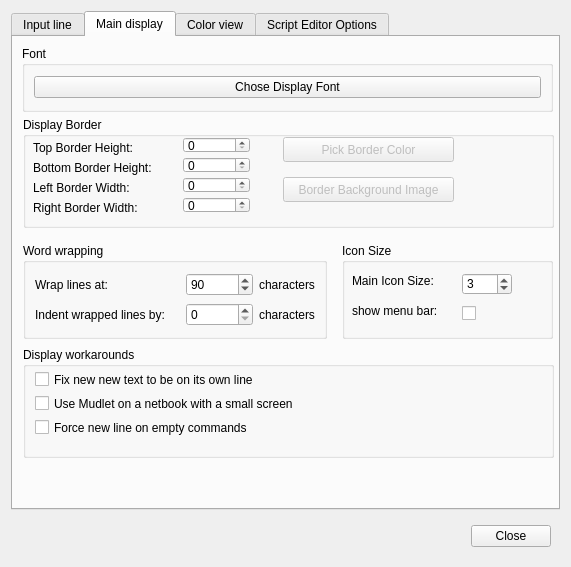
Before: the Qt Designer form src/ui/profile_preferences.ui in Mudlet/Mudlet, drawn with Qt 5.
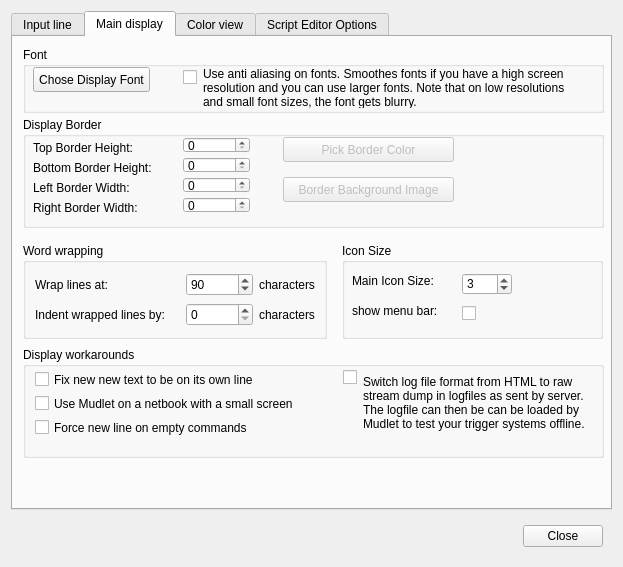
After: the same form once the commit is applied. Icons and pictures are not drawn.

The edit to the form file:
```diff
--- a/src/ui/profile_preferences.ui
+++ b/src/ui/profile_preferences.ui
@@ -6,7 +6,7 @@
    <rect>
     <x>0</x>
     <y>0</y>
-    <width>571</width>
+    <width>623</width>
     <height>567</height>
    </rect>
   </property>
@@ -252,24 +252,60 @@
       <widget class="QGroupBox" name="groupBox_6">
        <property name="geometry">
         <rect>
-         <x>9</x>
-         <y>9</y>
-         <width>531</width>
+         <x>10</x>
+         <y>10</y>
+         <width>581</width>
          <height>66</height>
         </rect>
        </property>
        <property name="title">
         <string>Font</string>
        </property>
-       <layout class="QGridLayout" name="gridLayout_15">
-        <item row="0" column="0">
-         <widget class="QPushButton" name="pushButton_display_font">
-          <property name="text">
-           <string>Chose Display Font</string>
-          </property>
-         </widget>
-        </item>
-       </layout>
+       <widget class="QPushButton" name="pushButton_display_font">
+        <property name="geometry">
+         <rect>
+          <x>10</x>
+          <y>20</y>
+          <width>117</width>
+          <height>25</height>
+         </rect>
+        </property>
+        <property name="text">
+         <string>Chose Display Font</string>
+        </property>
+       </widget>
+       <widget class="QCheckBox" name="mNoAntiAlias">
+        <property name="geometry">
+         <rect>
+          <x>160</x>
+          <y>20</y>
+          <width>16</width>
+          <height>21</height>
+         </rect>
+        </property>
+        <property name="text">
+         <string/>
+        </property>
+       </widget>
+       <widget class="QLabel" name="label_32">
+        <property name="geometry">
+         <rect>
+          <x>180</x>
+          <y>20</y>
+          <width>381</width>
+          <height>41</height>
+         </rect>
+        </property>
+        <property name="text">
+         <string>Use anti aliasing on fonts. Smoothes fonts if you have a high screen resolution and you can use larger fonts. Note that on low resolutions and small font sizes, the font gets blurry. </string>
+        </property>
+        <property name="scaledContents">
+         <bool>true</bool>
+        </property>
+        <property name="wordWrap">
+         <bool>true</bool>
+        </property>
+       </widget>
       </widget>
       <widget class="QGroupBox" name="groupBox_10">
        <property name="geometry">
@@ -369,7 +405,7 @@
         <rect>
          <x>10</x>
          <y>310</y>
-         <width>531</width>
+         <width>581</width>
          <height>111</height>
         </rect>
        </property>
@@ -381,7 +417,7 @@
          <rect>
           <x>12</x>
           <y>22</y>
-          <width>509</width>
+          <width>251</width>
           <height>21</height>
          </rect>
         </property>
@@ -399,7 +435,7 @@
          <rect>
           <x>12</x>
           <y>46</y>
-          <width>509</width>
+          <width>281</width>
           <height>21</height>
          </rect>
         </property>
@@ -416,7 +452,7 @@
          <rect>
           <x>12</x>
           <y>70</y>
-          <width>491</width>
+          <width>231</width>
           <height>21</height>
          </rect>
         </property>
@@ -428,13 +464,45 @@
          <string>Force new line on empty commands</string>
         </property>
        </widget>
+       <widget class="QCheckBox" name="mRawStreamDump">
+        <property name="geometry">
+         <rect>
+          <x>320</x>
+          <y>20</y>
+          <width>16</width>
+          <height>21</height>
+         </rect>
+        </property>
+        <property name="text">
+         <string/>
+        </property>
+       </widget>
+       <widget class="QLabel" name="label_36">
+        <property name="geometry">
+         <rect>
+          <x>340</x>
+          <y>20</y>
+          <width>231</width>
+          <height>71</height>
+         </rect>
+        </property>
+        <property name="text">
+         <string>Switch log file format from HTML to raw stream dump in logfiles as sent by server. The logfile can then be can be loaded by Mudlet to test your trigger systems offline.</string>
+        </property>
+        <property name="scaledContents">
+         <bool>true</bool>
+        </property>
+        <property name="wordWrap">
+         <bool>true</bool>
+        </property>
+       </widget>
       </widget>
       <widget class="QGroupBox" name="groupBox_9">
        <property name="geometry">
         <rect>
          <x>10</x>
          <y>80</y>
-         <width>531</width>
+         <width>581</width>
          <height>111</height>
         </rect>
        </property>
@@ -655,7 +723,7 @@
         <rect>
          <x>329</x>
          <y>206</y>
-         <width>211</width>
+         <width>261</width>
          <height>96</height>
         </rect>
        </property>
```
